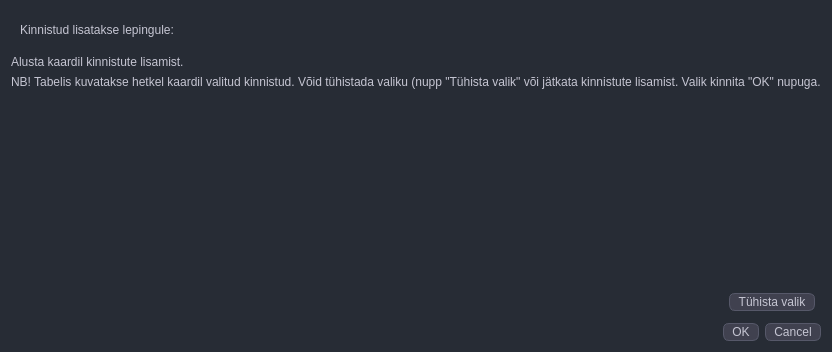
Old version of the form mailabl-qgis/widgets/ContractsPropertiesConnector.ui in the repository TuloliKalver/mailabl-qgis.
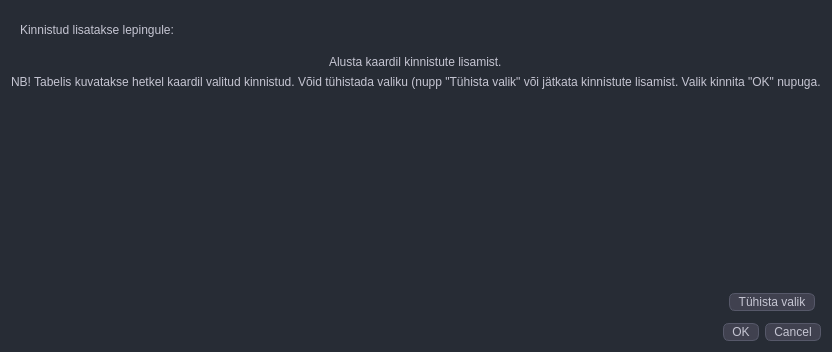
New version of the form.

The edit to the form file:
```diff
--- a/mailabl-qgis/widgets/ContractsPropertiesConnector.ui
+++ b/mailabl-qgis/widgets/ContractsPropertiesConnector.ui
@@ -6,7 +6,7 @@
    <rect>
     <x>0</x>
     <y>0</y>
-    <width>543</width>
+    <width>745</width>
     <height>352</height>
    </rect>
   </property>
@@ -114,7 +114,7 @@
      </layout>
     </widget>
    </item>
-   <item>
+   <item alignment="Qt::AlignHCenter">
     <widget class="QLabel" name="label">
      <property name="text">
       <string>Alusta kaardil kinnistute lisamist.</string>
```
